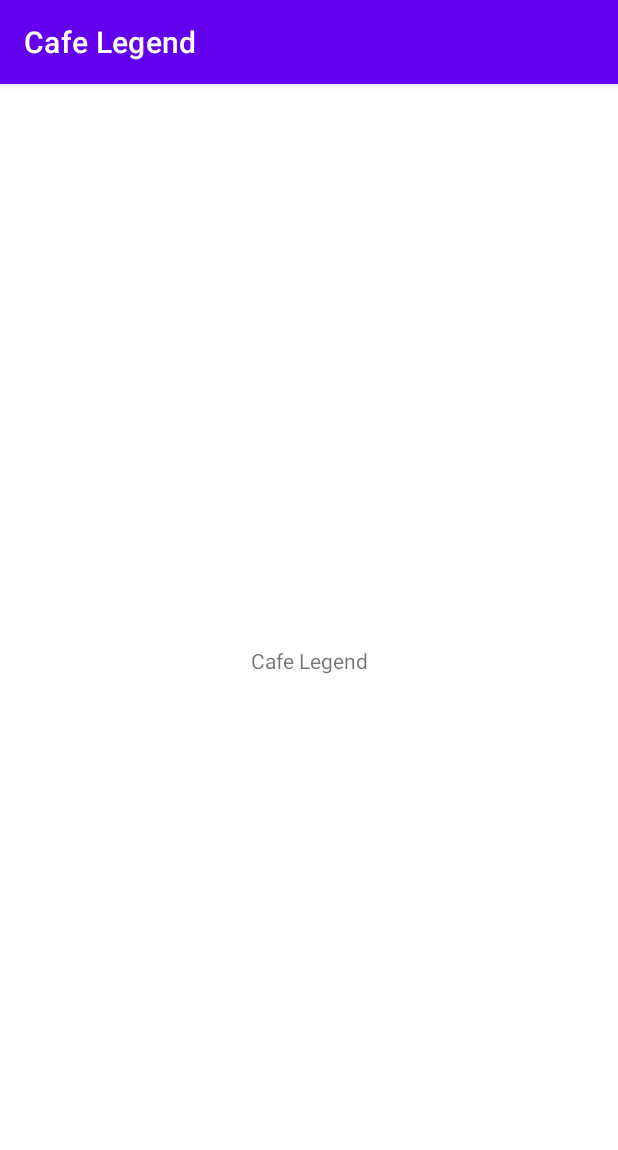
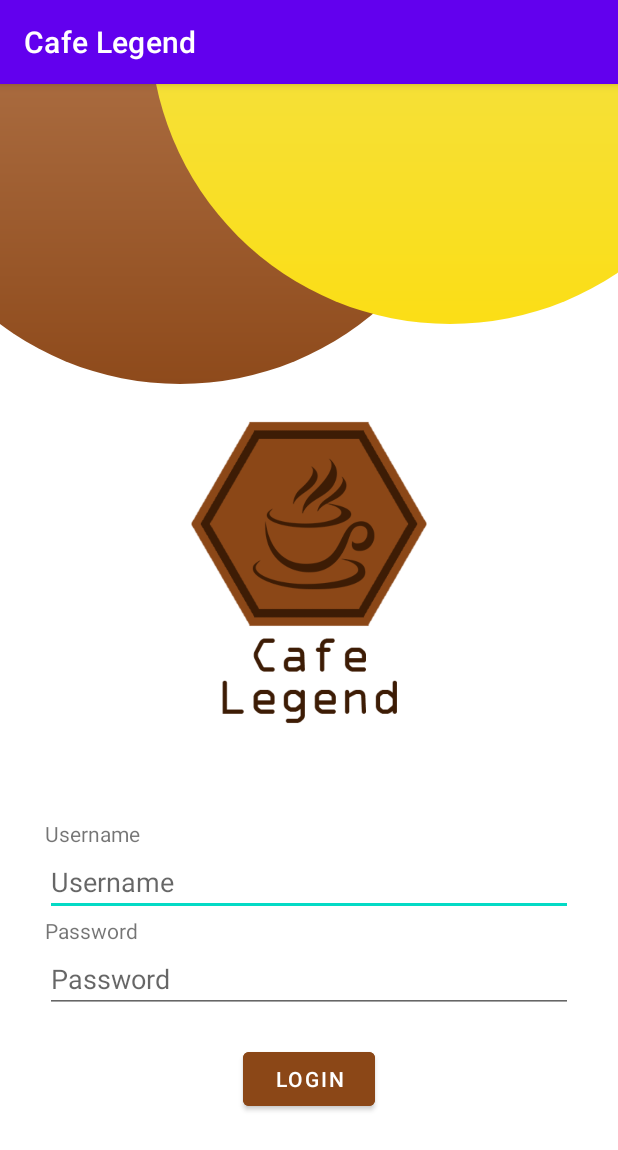
Before and after one commit to MichaelStan27/CafeLegend, an Android app: the screen it shows after launch (MainActivity before the commit, LoginActivity after it), on a phone screen of 412 x 824 dp. Shown: the top 1150 px of the screen. Run offline under Robolectric (Android 15) with nearby library versions, the phone set to English and light mode, and no system bars.

Commit message:
Implement login activity - Implement necessary validation - Styling is not final

```diff
--- a/app/src/main/AndroidManifest.xml
+++ b/app/src/main/AndroidManifest.xml
@@ -8,7 +8,10 @@
         android:roundIcon="@drawable/logo"
         android:supportsRtl="true"
         android:theme="@style/Theme.CafeLegend">
-        <activity android:name=".MainActivity" android:exported="true">
+        <activity android:name=".HomeActivity" />
+        <activity
+            android:name=".LoginActivity"
+            android:exported="true">
             <intent-filter>
                 <action android:name="android.intent.action.MAIN" />
 
--- /dev/null
+++ b/app/src/main/java/com/example/cafelegend/LoginActivity.java
@@ -0,0 +1,67 @@
+package com.example.cafelegend;
+
+import androidx.appcompat.app.AppCompatActivity;
+
+import android.content.Intent;
+import android.os.Bundle;
+import android.view.View;
+import android.widget.Button;
+import android.widget.EditText;
+import android.widget.TextView;
+import android.widget.Toast;
+
+import com.example.cafelegend.Utils.Utility;
+
+public class LoginActivity extends AppCompatActivity {
+
+    EditText usernameET, passwordET;
+    Button loginBtn;
+    TextView errorTV;
+
+    void init(){
+        usernameET = findViewById(R.id.username_et);
+        passwordET = findViewById(R.id.password_et);
+        loginBtn = findViewById(R.id.login_btn);
+        errorTV = findViewById(R.id.errorMsg_tv);
+    }
+
+    @Override
+    protected void onCreate(Bundle savedInstanceState) {
+        super.onCreate(savedInstanceState);
+        setContentView(R.layout.activity_login);
+
+        init();
+
+        loginBtn.setOnClickListener((x) -> {
+
+            String username, password, errorMsg = "";
+            username = usernameET.getText().toString();
+            password = passwordET.getText().toString();
+            boolean isError = true;
+
+            // Validation
+            if (username.isEmpty()){
+                errorMsg = "Username must be filled";
+            } else if (password.isEmpty()){
+                errorMsg = "Password must be filled";
+            } else if (username.length() < 5 || username.length() > 20){
+                errorMsg = "Username length must between 5-20";
+            } else if (!password.matches("^[A-z0-9]+$")){
+                errorMsg = "Password must be alphanumeric";
+            } else if (password.matches("^[A-z]+$") || password.matches("^[0-9]+$")){
+                errorMsg = "Password must contain at least one number & one character";
+            } else {
+                isError = false;
+            }
+
+            if (isError){
+                errorTV.setText(errorMsg);
+                errorTV.setVisibility(View.VISIBLE);
+                Utility.setTimeout(() -> errorTV.setVisibility(View.INVISIBLE), 2000);
+            } else {
+                Toast.makeText(this, "Success", Toast.LENGTH_SHORT).show();
+            }
+
+        });
+    }
+}
--- /dev/null
+++ b/app/src/main/java/com/example/cafelegend/Utils/Utility.java
@@ -0,0 +1,17 @@
+package com.example.cafelegend.Utils;
+
+import android.util.Log;
+
+public class Utility {
+    public static void setTimeout(Runnable runnable, int delay){
+        new Thread(() -> {
+            try {
+                Thread.sleep(delay);
+                runnable.run();
+            }
+            catch (Exception e){
+                Log.e("[Utility]", e.toString());
+            }
+        }).start();
+    }
+}
--- /dev/null
+++ b/app/src/main/res/drawable/brown_circle.xml
@@ -0,0 +1,10 @@
+<shape xmlns:android="http://schemas.android.com/apk/res/android"
+    android:shape="oval">
+    <size android:height="400dp" android:width="400dp"/>
+    <gradient
+        android:startColor="#8E4A1B"
+        android:endColor="#C38A61"
+        android:angle="90"
+        android:type="linear"
+        />
+</shape>
--- /dev/null
+++ b/app/src/main/res/drawable/yellow_circle.xml
@@ -0,0 +1,10 @@
+<shape xmlns:android="http://schemas.android.com/apk/res/android"
+    android:shape="oval">
+    <size android:height="400dp" android:width="400dp"/>
+    <gradient
+        android:startColor="#FBDE16"
+        android:endColor="#EEE367"
+        android:angle="90"
+        android:type="linear"
+        />
+</shape>
--- /dev/null
+++ b/app/src/main/res/layout/activity_login.xml
@@ -0,0 +1,100 @@
+<?xml version="1.0" encoding="utf-8"?>
+<LinearLayout xmlns:android="http://schemas.android.com/apk/res/android"
+    android:orientation="vertical"
+    android:layout_width="match_parent"
+    android:layout_height="match_parent"
+    >
+
+    <!--  2 Circles on the top  -->
+    <RelativeLayout
+        android:layout_width="match_parent"
+        android:layout_height="wrap_content"
+        android:layout_marginEnd="-100dp"
+        >
+
+        <View
+            android:background="@drawable/brown_circle"
+            android:layout_height="400dp"
+            android:layout_width="400dp"
+            android:layout_marginTop="-200dp"
+            android:layout_marginStart="-80dp"
+            />
+
+        <View
+            android:layout_width="400dp"
+            android:layout_height="400dp"
+            android:layout_marginTop="-240dp"
+            android:layout_marginStart="100dp"
+            android:background="@drawable/yellow_circle" />
+
+    </RelativeLayout>
+
+    <!--    Application Logo-->
+    <ImageView
+        android:contentDescription="@string/application_logo"
+        android:layout_width="match_parent"
+        android:layout_height="240dp"
+        android:src="@drawable/logo"
+        />
+
+    <TextView
+        android:id="@+id/errorMsg_tv"
+        android:layout_width="wrap_content"
+        android:layout_gravity="center"
+        android:layout_height="wrap_content"
+        android:background="#FFFFCF"
+        android:padding="10dp"
+        android:visibility="invisible"
+        android:layout_marginVertical="5dp"
+    />
+
+    <LinearLayout
+        android:layout_width="match_parent"
+        android:layout_height="wrap_content"
+        android:orientation="vertical"
+        android:layout_marginHorizontal="30dp"
+        >
+
+        <TextView
+            android:layout_width="match_parent"
+            android:layout_height="wrap_content"
+            android:text="@string/username"
+            />
+
+        <EditText
+            android:id="@+id/username_et"
+            android:layout_width="match_parent"
+            android:layout_height="wrap_content"
+            android:hint="@string/username"
+            android:inputType="text"
+            android:autofillHints="Username"
+            />
+
+        <TextView
+            android:layout_width="match_parent"
+            android:layout_height="wrap_content"
+            android:text="@string/password"
+            />
+
+        <EditText
+            android:id="@+id/password_et"
+            android:layout_width="match_parent"
+            android:layout_height="wrap_content"
+            android:hint="@string/password"
+            android:inputType="textPassword"
+            android:autofillHints="Password"
+            />
+
+        <Button
+            android:id="@+id/login_btn"
+            android:layout_width="wrap_content"
+            android:layout_height="wrap_content"
+            android:backgroundTint="#8B4717"
+            android:layout_gravity="center"
+            android:layout_marginTop="20dp"
+            android:text="@string/login"
+            />
+
+    </LinearLayout>
+
+</LinearLayout>
--- a/app/src/main/res/values/strings.xml
+++ b/app/src/main/res/values/strings.xml
@@ -1,3 +1,7 @@
 <resources>
     <string name="app_name">Cafe Legend</string>
+    <string name="username">Username</string>
+    <string name="password">Password</string>
+    <string name="login">Login</string>
+    <string name="application_logo">Application logo</string>
 </resources>
```
